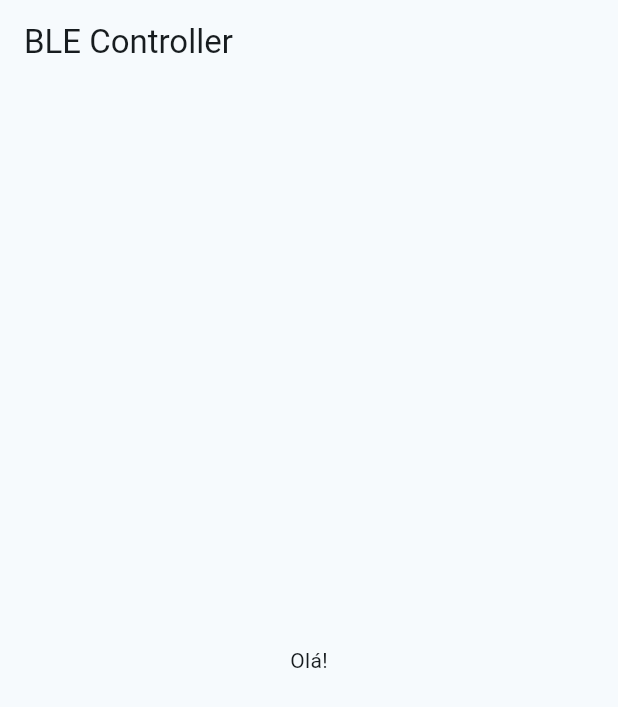
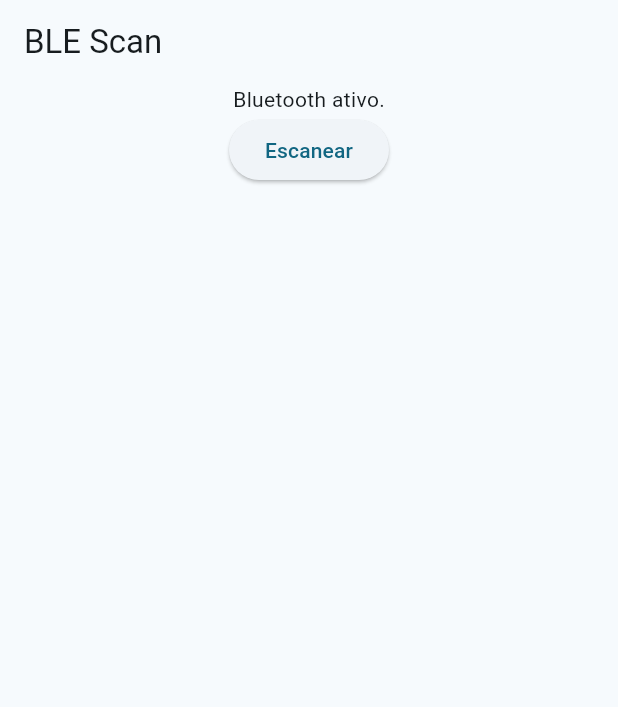
Before and after one commit to pablofranca19/bluetooth-car-app, a Flutter app: the screen it shows after launch, on a phone screen of 412 x 824 dp. Shown: the top 707 px of the screen. Run offline on Flutter 3.47's test engine with Material 3 defaults, Android fonts, the phone set to English and light mode, and no system bars; our stand-ins replace flutter_blue_plus.

Commit message:
feature: create UI scan screen

```diff
--- a/lib/screens/scan_screen.dart
+++ b/lib/screens/scan_screen.dart
@@ -18,9 +18,7 @@ class _ScanScreenState extends State<ScanScreen> {
 
   bool _isBluetoothActive = false;
   bool _isScanning = false;
-  List<ScanResult> _devices = [];
   String _status = '';
-  BluetoothDevice? _device;
   StreamSubscription? _subscription;
 
   @override
@@ -95,19 +93,29 @@ class _ScanScreenState extends State<ScanScreen> {
       setState(() => _status = 'Erro ao tentar conexão no dispositivo com ID:  ${device.remoteId}.');
     }
     if (mounted) {
-    Navigator.push(context, MaterialPageRoute(builder:(context) => ControlScreen(device: device)));
-    setState(() {
+      setState(() {
       _status = 'Conectado ao dispositivo!';
     });
+    Navigator.push(context, MaterialPageRoute(builder:(context) => ControlScreen(device: device)));
     }
   }
 
-
+  @override
   Widget build(BuildContext buildContext) {
     return Scaffold(
-      appBar: AppBar(title: const Text('BLE Controller'),),
-      body: const Center(child: Text('Olá!'),),
-    );
+      appBar: AppBar(title: const Text('BLE Scan'),),
+      body: Column(children:
+      [Text(_status) ,ElevatedButton(onPressed: () => _isScanning ? _stopScan() : _startScan() ,child: Text(_isScanning ? 'Parar scan' : 'Escanear')), Expanded(child: StreamBuilder(stream: FlutterBluePlus.scanResults, builder: (buildContext, snapshot) {
+        if (!snapshot.hasData) {
+          return Text('Nenhum dispositivo encontrado.');
+        } else {
+          final devices = snapshot.data!.where((name) => name.device.platformName.isNotEmpty).toList(); // o ! é um assert operator que garante null-safety.
+          return ListView.builder(itemCount: devices.length ,padding: const EdgeInsets.all(8.0) ,itemBuilder: (context, index) {
+            final device = devices[index].device;
+            return ListTile(leading: Icon(Icons.bluetooth), title: Text(device.platformName), trailing: ElevatedButton(onPressed: () => _connectToDevice(device), child: Text('Conectar ao dispositivo')),);
+          },);
+        }
+      }))],));
   }
 
 }
```
